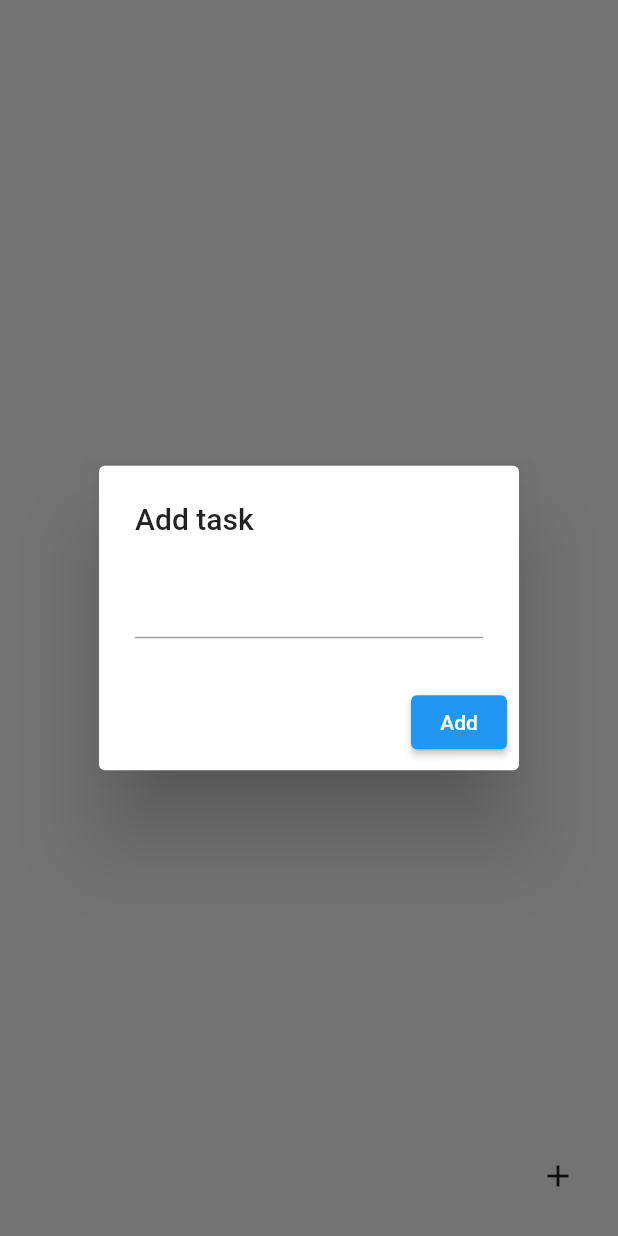
After one commit to yassin-w/Todo-APP, a Flutter app: the ListTodosDatabase screen opened directly, after a tap on the "add" icon, on a phone screen of 412 x 824 dp. The commit adds this screen. Run offline on Flutter 3.47's test engine with Material 2 defaults, Android fonts, the phone set to English and light mode, and no system bars; our stand-ins replace cloud_firestore, firebase_auth, firebase_core, firebase_storage, flutter_datetime_picker, flutter_svg and 7 more; missing offline and left inert: sqfentity, sqfentity_gen; accounts and stored records are empty; statements that could not run were skipped.

Commit message:
add sample using sqfEntity ORM for Flutter SQLite and normal sqlite(sqflite)

```diff
--- a/lib/controllers/app_language_controller.dart
+++ b/lib/controllers/app_language_controller.dart
@@ -18,6 +18,7 @@ class AppLanguage extends GetxController {
     Get.updateLocale(Locale(appLocale));
   }
 
+
   void changeLanguage(String type) async {
     LanguageStorage localStorage = LanguageStorage();
 
--- a/lib/models/todo_model.dart
+++ b/lib/models/todo/todo_model.dart
@@ -2,12 +2,13 @@
 
 import 'package:cloud_firestore/cloud_firestore.dart';
 
-class Todo {
+class TodoModel {
   String id;
   String name;
   String description;
   String date;
   Timestamp dateCreated;
+  String image;
   bool isComplete;
   String userId;
   double lat;
@@ -21,13 +22,14 @@ class Todo {
   //     required this.isComplete,
   //     required this.userId});
 
-  Todo(
+  TodoModel(
       {required this.id,
       required this.name,
       required this.description,
       required this.date,
       required this.dateCreated,
       required this.isComplete,
+      required this.image,
       required this.userId,
       required this.lat,
       required this.long});
--- a/lib/pages/todos/home_page.dart
+++ b/lib/pages/todos/home_page.dart
@@ -1,9 +1,10 @@
-// ignore_for_file: prefer_const_constructors, library_private_types_in_public_api
+// ignore_for_file: prefer_const_constructors, library_private_types_in_public_api, unused_import
 import 'package:flutter/material.dart';
 import 'package:get/get.dart';
 import 'package:todo_app/pages/todos/add_todo_page.dart';
 import 'package:todo_app/pages/todos/is_complete_tasks_page.dart';
 import 'package:todo_app/pages/todos/list_todos_page.dart';
+import 'package:todo_app/pages/todos/todolist-using-sqfentity.dart';
 import 'package:todo_app/pages/todos/todos_location.dart';
 import '../../controllers/auth_controller.dart';
 import '../../widget/components/drawer.dart';
--- /dev/null
+++ b/lib/pages/todos/todolist-using-sqfentity.dart
@@ -0,0 +1,79 @@
+// ignore_for_file: prefer_const_constructors, unused_local_variable, no_leading_underscores_for_local_identifiers, unused_element, prefer_const_constructors_in_immutables, avoid_unnecessary_containers, non_constant_identifier_names, unnecessary_new, file_names
+
+import 'package:flutter/material.dart';
+import '../../models/model.dart';
+
+class ListTodosDatabase extends StatefulWidget {
+  ListTodosDatabase({super.key});
+
+  @override
+  State<ListTodosDatabase> createState() => _ListTodosState();
+}
+
+class _ListTodosState extends State<ListTodosDatabase> {
+  List<Todo> todos = [];
+  loadData() async {
+    todos = await Todo().select().toList();
+    setState(() {});
+  }
+
+  showTodoAddDialog() {
+    String newTitle = "";
+    return showDialog(
+        context: context,
+        builder: (_) => new AlertDialog(
+              title: Text("Add task"),
+              content: TextField(
+                onChanged: (value) => newTitle = value,
+              ),
+              actions: <Widget>[
+                ElevatedButton(
+                    onPressed: () async {
+                      todoAdd(newTitle);
+                      Navigator.pop(context);
+                    },
+                    child: Text("Add"))
+              ],
+            ));
+  }
+
+  todoAdd(String todoTitle) async {
+    Todo todoToAdd = Todo();
+    todoToAdd.name = todoTitle;
+    todoToAdd.description = "des";
+    todoToAdd.date = "date";
+    todoToAdd.isComplete = false;
+    await todoToAdd.save();
+    loadData();
+  }
+
+  @override
+  void initState() {
+    loadData();
+    super.initState();
+  }
+
+  @override
+  Widget build(BuildContext context) {
+    return Scaffold(
+        floatingActionButton: IconButton(
+          icon: Icon(Icons.add),
+          onPressed: showTodoAddDialog,
+        ),
+        body: ListView.builder(
+            itemCount: todos.length,
+            itemBuilder: (BuildContext cntxt, int index) {
+              return ListTile(
+                title: Text(todos[index].name ?? ""),
+                trailing: todos[index].isComplete == true
+                    ? Icon(Icons.check_box)
+                    : Icon(Icons.check_box_outline_blank),
+                onTap: () async {
+                  todos[index].isComplete = !todos[index].isComplete!;
+                  await todos[index].save();
+                  loadData();
+                },
+              );
+            }));
+  }
+}
--- a/lib/widget/forms/signup_form.dart
+++ b/lib/widget/forms/signup_form.dart
@@ -1,8 +1,6 @@
 // ignore_for_file: prefer_const_constructors, use_build_context_synchronously
-
 import 'package:flutter/material.dart';
 import 'package:get/get.dart';
-
 import '../../controllers/auth_controller.dart';
 import '../../pages/todos/home_page.dart';
 import '../../utils/validator/validator.dart';
```
Also changed, not shown: lib/controllers/todo_controller.dart (+10 -5 lines), lib/models/db_helper.dart (added, +81 -0 lines), lib/models/model.dart (added, +39 -0 lines), lib/pages/todos/completed-todos-from-sqllite.dart (added, +94 -0 lines), lib/pages/todos/list_todos_page.dart (+5 -4 lines), pubspec.yaml (+6 -1 lines), lib/firebase_options.dart (added), lib/models/model.g.dart (added), pubspec.lock, 5 other files.
